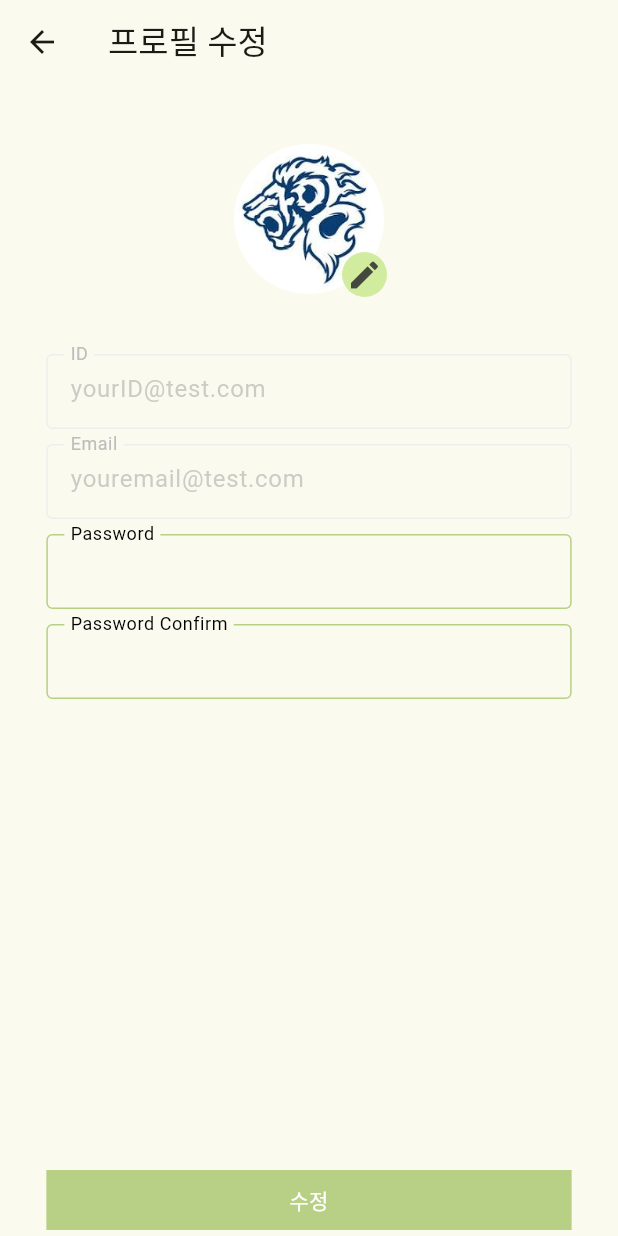
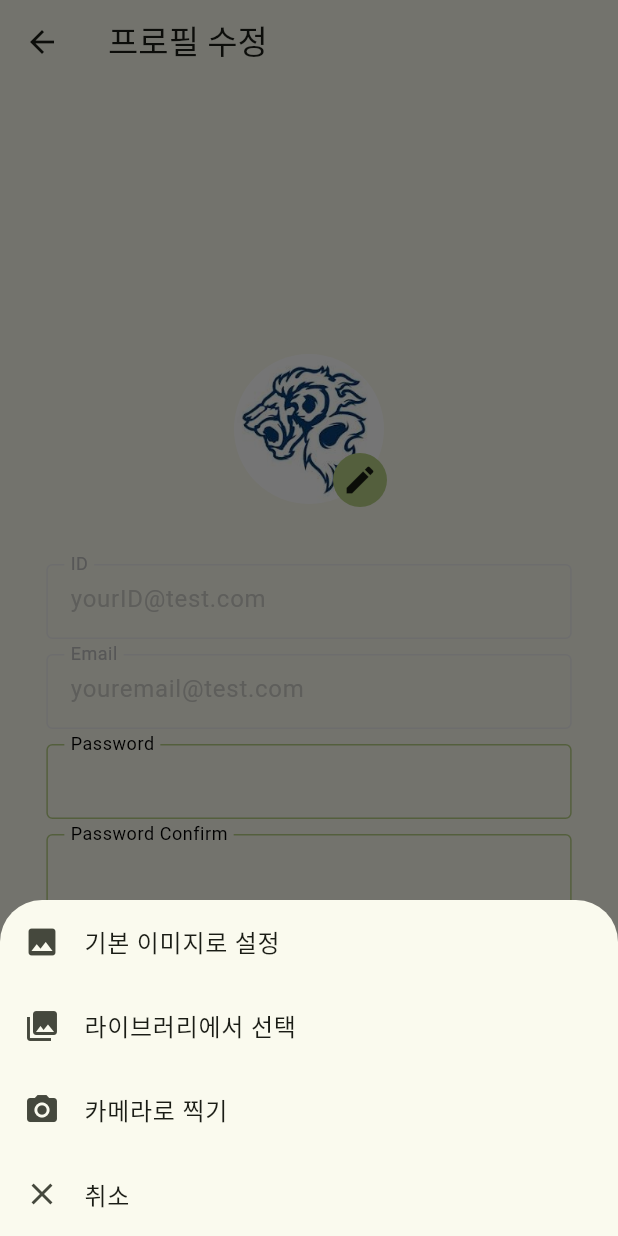
Before and after one commit to FORIF-2025-1-APP/bookbug, a Flutter app: the ProfileEdit screen opened directly, after a tap on the "edit" icon, on a phone screen of 412 x 824 dp. Run offline on Flutter 3.47's test engine with Material 3 defaults, Android fonts, the phone set to English and light mode, and no system bars; our stand-ins replace image_picker; network calls fail; Roboto replaces fonts that are missing (Pretendard).

Commit message:
[feat]profile

```diff
--- a/lib/ui/core/ui/profileimage_base.dart
+++ b/lib/ui/core/ui/profileimage_base.dart
@@ -3,7 +3,8 @@ import 'package:flutter/material.dart';
 class ProfileimageBase extends StatelessWidget {
   final String image;
   final String? badge; // 프로필 좌측 상단 뱃지는 선택
-  final Icon? edit; // 프로필 수정 버튼
+  final Widget? edit; // 프로필 수정 버튼
+  final VoidCallback? onTapEdit;
   final double width;
   final double height;
 
@@ -14,6 +15,7 @@ class ProfileimageBase extends StatelessWidget {
     this.width = 100.0, // 기본 값
     this.badge,
     this.edit,
+    this.onTapEdit,
   });
 
   @override
@@ -50,19 +52,15 @@ class ProfileimageBase extends StatelessWidget {
           Positioned(
             bottom: -2,
             right: -2,
-            child: Container(
-              width: width * 0.3,
-              height: height * 0.3,
-              decoration: BoxDecoration(
-                shape: BoxShape.circle,
-                color: Theme.of(context).colorScheme.primaryContainer,
-              ),
-              child: Center(
-                child: IconButton(
-                  onPressed: () {},
-                  icon: edit!,
-                  padding: EdgeInsets.zero,
+            child: GestureDetector(
+              onTap: onTapEdit,
+              child: Container(
+                decoration: BoxDecoration(
+                  shape: BoxShape.circle,
+                  color: Theme.of(context).colorScheme.inversePrimary,
                 ),
+                padding: EdgeInsets.all(6),
+                child: edit ?? Icon(Icons.edit, color: Colors.white, size: 18),
               ),
             ),
           ),
--- a/lib/ui/profile/view_model/profile_edit.dart
+++ b/lib/ui/profile/view_model/profile_edit.dart
@@ -1,5 +1,8 @@
 import 'package:bookbug/ui/core/ui/profileimage_base.dart';
+import 'package:bookbug/ui/profile/widget/imageedit_widget.dart';
 import 'package:flutter/material.dart';
+import 'package:image_picker/image_picker.dart';
+import 'dart:io';
 
 class ProfileEdit extends StatefulWidget {
   const ProfileEdit({super.key});
@@ -10,19 +13,52 @@ class ProfileEdit extends StatefulWidget {
 
 class _ProfileEditState extends State<ProfileEdit> {
   final TextEditingController _controller = TextEditingController();
+  File? profileImage;
+
+  void setDefaultImage() {
+    setState(() {
+      profileImage = null;
+    });
+  }
+
+  Future<void> pickImage(ImageSource source) async {
+    final picker = ImagePicker();
+    final picked = await picker.pickImage(source: source);
+    if (picked != null) {
+      setState(() {
+        profileImage = File(picked.path);
+      });
+    }
+  }
+
   @override
   Widget build(BuildContext context) {
     return Scaffold(
       appBar: AppBar(title: Text('프로필 수정')),
-      body: GestureDetector(
+      body: Center(
+        child: GestureDetector(
           onTap: () => FocusScope.of(context).unfocus(),
-        child: Center(
+          child: SingleChildScrollView(
+            child: Padding(
+              padding: const EdgeInsets.symmetric(vertical: 20),
               child: Column(
                 children: [
                   SizedBox(height: 40),
-              ProfileimageBase(
+                  profileImage != null
+                      ? CircleAvatar(
+                        radius: 50,
+                        backgroundImage: FileImage(profileImage!),
+                      )
+                      : ProfileimageBase(
                         image: 'assets/hyu.jpeg',
                         edit: Icon(Icons.edit),
+                        onTapEdit: () {
+                          imagePickerSheet(
+                            context: context,
+                            defaultImage: setDefaultImage,
+                            imagePick: pickImage,
+                          );
+                        },
                       ),
                   SizedBox(height: 40),
                   edittextfield(context, true, 'ID', 'yourID@test.com'),
@@ -32,11 +68,15 @@ class _ProfileEditState extends State<ProfileEdit> {
                   edittextfield(context, false, 'Password', ''),
                   SizedBox(height: 10),
                   edittextfield(context, false, 'Password Confirm', ''),
-              Spacer(),
+                  SizedBox(height: 30),
                   SizedBox(
                     width: MediaQuery.of(context).size.width * 0.85,
                     child: TextButton(
-                  onPressed: () {},
+                      onPressed: () {
+                        ScaffoldMessenger.of(
+                          context,
+                        ).showSnackBar(SnackBar(content: Text('수정 완료')));
+                      },
                       style: TextButton.styleFrom(
                         shape: RoundedRectangleBorder(
                           borderRadius: BorderRadius.circular(0),
@@ -48,6 +88,8 @@ class _ProfileEditState extends State<ProfileEdit> {
                     ),
                   ),
                 ],
+              ),
+            ),
           ),
         ),
       ),
@@ -64,7 +106,7 @@ class _ProfileEditState extends State<ProfileEdit> {
       width: MediaQuery.of(context).size.width * 0.85,
       height: 50,
       child: TextField(
-        readOnly: isreadonly, // 읽기전용, 수정하기에서도 바꾸지 못하는
+        readOnly: isreadonly,
         controller: _controller,
         keyboardType: TextInputType.text,
         decoration: InputDecoration(
--- /dev/null
+++ b/lib/ui/profile/widget/imageedit_widget.dart
@@ -0,0 +1,50 @@
+import 'package:flutter/material.dart';
+import 'package:image_picker/image_picker.dart';
+
+Future<void> imagePickerSheet({
+  required BuildContext context,
+  required VoidCallback defaultImage,
+  required Future<void> Function(ImageSource source) imagePick,
+}) async {
+  await showModalBottomSheet(
+    context: context,
+    builder: (context) {
+      return SafeArea(
+        child: Column(
+          mainAxisSize: MainAxisSize.min,
+          children: [
+            ListTile(
+              leading: Icon(Icons.image),
+              title: Text('기본 이미지로 설정'),
+              onTap: () {
+                Navigator.pop(context);
+                defaultImage();
+              },
+            ),
+            ListTile(
+              leading: Icon(Icons.photo_library),
+              title: Text('라이브러리에서 선택'),
+              onTap: () async {
+                Navigator.pop(context);
+                await imagePick(ImageSource.gallery);
+              },
+            ),
+            ListTile(
+              leading: Icon(Icons.camera_alt),
+              title: Text('카메라로 찍기'),
+              onTap: () async {
+                Navigator.pop(context);
+                await imagePick(ImageSource.camera);
+              },
+            ),
+            ListTile(
+              leading: Icon(Icons.close),
+              title: Text('취소'),
+              onTap: () => Navigator.pop(context),
+            ),
+          ],
+        ),
+      );
+    },
+  );
+}
--- a/pubspec.yaml
+++ b/pubspec.yaml
@@ -30,6 +30,7 @@ environment:
 dependencies:
   flutter:
     sdk: flutter
+  image_picker: ^1.1.2
 
   # The following adds the Cupertino Icons font to your application.
   # Use with the CupertinoIcons class for iOS style icons.
```
Also changed, not shown: lib/ui/profile/view_model/profile.dart (+12 -10 lines), 5 other files. Lines whose indentation alone changed are shown as unchanged.
